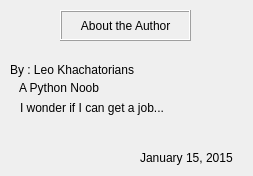
Above: about_page.ui from leokhachatorians/Password-Manager before the change. Below: the same form after it.
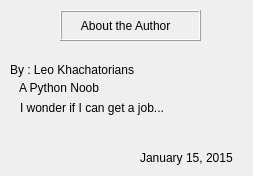
That is the form after the change.

Commit message: Update to make the window fixed in size

What changed in the file:
```diff
--- a/about_page.ui
+++ b/about_page.ui
@@ -13,6 +13,18 @@
     <height>176</height>
    </rect>
   </property>
+  <property name="minimumSize">
+   <size>
+    <width>253</width>
+    <height>176</height>
+   </size>
+  </property>
+  <property name="maximumSize">
+   <size>
+    <width>253</width>
+    <height>176</height>
+   </size>
+  </property>
   <property name="windowTitle">
    <string>About</string>
   </property>
@@ -27,7 +39,7 @@
     <rect>
      <x>60</x>
      <y>10</y>
-     <width>131</width>
+     <width>141</width>
      <height>31</height>
     </rect>
    </property>
@@ -72,7 +84,7 @@
     <rect>
      <x>20</x>
      <y>100</y>
-     <width>151</width>
+     <width>171</width>
      <height>16</height>
     </rect>
    </property>
```
